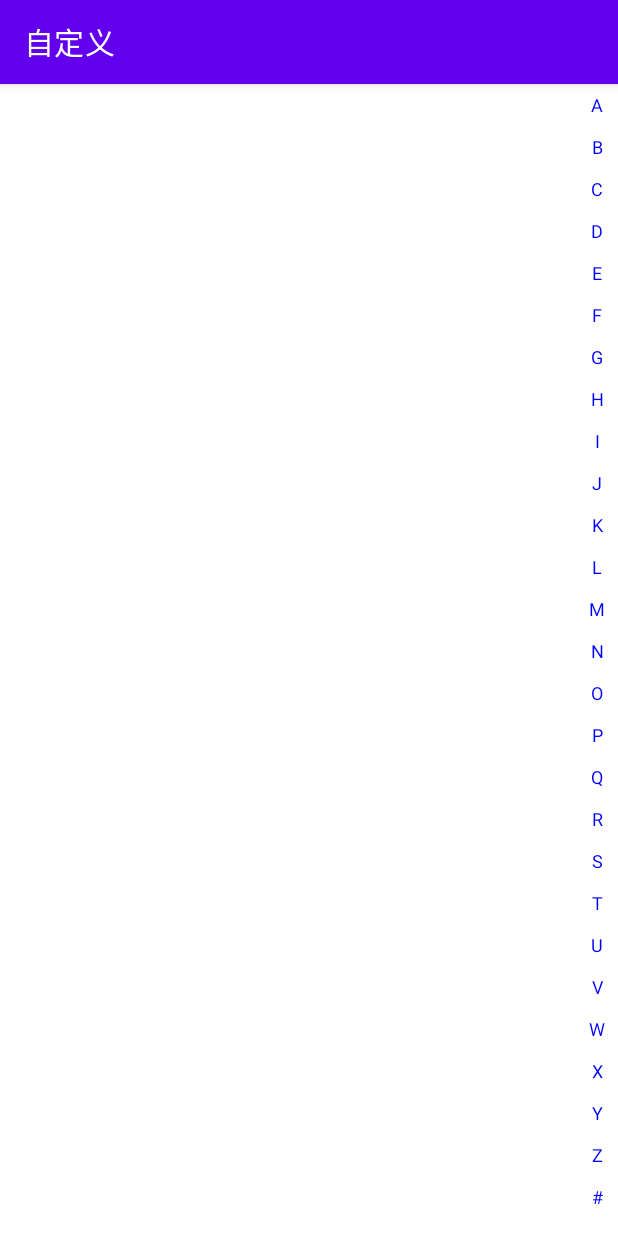
After one commit to jianghu9527/DomeSummary, an Android app: the LetterSideBarActivity screen opened directly, with no data from a screen before it, on a phone screen of 412 x 824 dp. The commit adds this screen. Run offline under Robolectric (Android 15) with nearby library versions, the phone set to English and light mode, and no system bars.

Commit message:
字母表

```diff
--- a/app/src/main/AndroidManifest.xml
+++ b/app/src/main/AndroidManifest.xml
@@ -41,6 +41,7 @@
         <activity android:name=".ui.TinkerActivity" />
         <activity android:name=".ui.StatusColorActivity"/>
         <activity android:name=".ui.RatingBarActivity"/>
+        <activity android:name=".ui.LetterSideBarActivity"/>
 
 <!--        android:configChanges="keyboardHidden|orientation|screenSize|locale"-->
 <!--        android:theme="@android:style/Theme.Translucent"-->
--- /dev/null
+++ b/app/src/main/java/com/cd/ruileda/cc/view/ui/LetterSideBarActivity.java
@@ -0,0 +1,36 @@
+package com.cd.ruileda.cc.view.ui;
+
+import android.os.Bundle;
+import android.view.View;
+import android.widget.TextView;
+
+import androidx.appcompat.app.AppCompatActivity;
+
+import com.cd.ruileda.cc.view.R;
+import com.cd.ruileda.cc.view.widget.LetterSideBar;
+
+public class LetterSideBarActivity extends AppCompatActivity implements LetterSideBar.LetterTouchListener {
+
+    private TextView mLetterTv;
+    private LetterSideBar mLetterSideBar;
+
+    @Override
+    protected void onCreate(Bundle savedInstanceState) {
+        super.onCreate(savedInstanceState);
+        setContentView(R.layout.letter_activity_main);
+        mLetterTv = (TextView) findViewById(R.id.letter_tv);
+        mLetterSideBar = (LetterSideBar) findViewById(R.id.letter_side_bar);
+        mLetterSideBar.setOnLetterTouchListener(this);
+    }
+
+    @Override
+    public void touch(CharSequence letter,boolean isTouch) {
+        if(isTouch) {
+            mLetterTv.setVisibility(View.VISIBLE);
+            mLetterTv.setText(letter);
+        }else{
+            mLetterTv.setVisibility(View.GONE);
+        }
+    }
+
+}
--- a/app/src/main/java/com/cd/ruileda/cc/view/ui/MainActivity.java
+++ b/app/src/main/java/com/cd/ruileda/cc/view/ui/MainActivity.java
@@ -50,7 +50,7 @@ public class MainActivity extends AppCompatActivity {
         mdata.add("状态栏颜色");
         mdata.add("评分控件RatingBar");
         mdata.add("常见多条目菜单筛选");
-
+        mdata.add("字母索引列表");
 
         return mdata;
     }
@@ -86,6 +86,9 @@ public class MainActivity extends AppCompatActivity {
             case "常见多条目菜单筛选":
                 getonitem(ListDataActivity.class);
                 break;
+            case "字母索引列表":
+                getonitem(LetterSideBarActivity.class);
+                break;
         }
 
     }
--- /dev/null
+++ b/app/src/main/java/com/cd/ruileda/cc/view/widget/LetterSideBar.java
@@ -0,0 +1,138 @@
+package com.cd.ruileda.cc.view.widget;
+
+import android.content.Context;
+import android.graphics.Canvas;
+import android.graphics.Color;
+import android.graphics.Paint;
+import android.util.AttributeSet;
+import android.util.TypedValue;
+import android.view.MotionEvent;
+import android.view.View;
+
+/**
+ * Email 240336124@qq.com
+ * Created by Darren on 2017/6/3.
+ * Version 1.0
+ * Description:
+ */
+public class LetterSideBar extends View {
+    private Paint mPaint;
+    // 定义26个字母
+    public static String[] mLetters = {"A", "B", "C", "D", "E", "F", "G", "H", "I",
+            "J", "K", "L", "M", "N", "O", "P", "Q", "R", "S", "T", "U", "V",
+            "W", "X", "Y", "Z", "#"};
+
+    // 当前触摸的位置字母
+    private String mCurrentTouchLetter;
+
+    public LetterSideBar(Context context) {
+        this(context, null);
+    }
+
+    public LetterSideBar(Context context, AttributeSet attrs) {
+        this(context, attrs, 0);
+    }
+
+    public LetterSideBar(Context context, AttributeSet attrs, int defStyleAttr) {
+        super(context, attrs, defStyleAttr);
+        mPaint = new Paint();
+        mPaint.setAntiAlias(true);
+        // 自定义属性，颜色  字体大小
+        mPaint.setTextSize(sp2px(12));// 设置的是像素
+        // 默认颜色
+        mPaint.setColor(Color.BLUE);
+    }
+
+    // sp 转 px
+    private float sp2px(int sp) {
+        return TypedValue.applyDimension(TypedValue.COMPLEX_UNIT_SP,
+                sp, getResources().getDisplayMetrics());
+    }
+
+    @Override
+    protected void onMeasure(int widthMeasureSpec, int heightMeasureSpec) {
+        super.onMeasure(widthMeasureSpec, heightMeasureSpec);
+        // 计算指定宽度 = 左右的padding + 字母的宽度(取决于你的画笔)
+        int textWidth = (int) mPaint.measureText("A");// A字母的宽度
+        int width = getPaddingLeft() + getPaddingRight() + textWidth;
+        // 高度可以直接获取
+        int height = MeasureSpec.getSize(heightMeasureSpec);
+        setMeasuredDimension(width, height);
+    }
+
+    @Override
+    protected void onDraw(Canvas canvas) {
+        // 画26个字母
+
+        int itemHeight = (getHeight() - getPaddingTop() - getPaddingBottom()) / mLetters.length;
+
+        for (int i = 0; i < mLetters.length; i++) {
+            // 知道每个字母的中心位置  1  字母的高度一半   2 字母高度一般+前面字符的高度
+            int letterCenterY = i * itemHeight + itemHeight / 2 + getPaddingTop();
+            // 基线，基于中心位置, 知道中心位置还不会基线，看一下之前的视频
+            Paint.FontMetrics fontMetrics = mPaint.getFontMetrics();
+            int dy = (int) ((fontMetrics.bottom - fontMetrics.top) / 2 - fontMetrics.bottom);
+            int baseLine = letterCenterY + dy;
+            // x 绘制在最中间 = 宽度/2 - 文字/2
+            int textWidth = (int) mPaint.measureText(mLetters[i]);
+            int x = getWidth() / 2 - textWidth / 2;
+
+            // 当前字母 高亮  用两个画笔(最好) 改变颜色
+            if (mLetters[i].equals(mCurrentTouchLetter)) {
+                mPaint.setColor(Color.RED);
+                canvas.drawText(mLetters[i], x, baseLine, mPaint);
+            } else {
+                mPaint.setColor(Color.BLUE);
+                canvas.drawText(mLetters[i], x, baseLine, mPaint);
+            }
+        }
+    }
+
+    @Override
+    public boolean onTouchEvent(MotionEvent event) {
+        switch (event.getAction()) {
+            // case MotionEvent.ACTION_DOWN:
+            case MotionEvent.ACTION_MOVE:
+                // 计算出当前触摸字母  获取当前的位置
+                float currentMoveY = event.getY();
+                // 位置 = currentMoveY / 字母高度 ， 通过位置获取字母  优化？
+                int itemHeight = (getHeight() - getPaddingTop() - getPaddingBottom()) / mLetters.length;
+                int currentPosition = (int) (currentMoveY / itemHeight);
+
+                if (currentPosition < 0)
+                    currentPosition = 0;
+
+                if (currentPosition > mLetters.length - 1)
+                    currentPosition = mLetters.length - 1;
+
+                // 要判断 ？
+
+                mCurrentTouchLetter = mLetters[currentPosition];
+
+                if (mListener != null) {
+                    mListener.touch(mCurrentTouchLetter, true);
+                }
+
+                // 重新绘制
+                invalidate();
+                break;
+            case MotionEvent.ACTION_UP:
+                if (mListener != null) {
+                    mListener.touch(mCurrentTouchLetter, false);
+                }
+                break;
+        }
+        return true;
+    }
+
+    private LetterTouchListener mListener;
+
+    public void setOnLetterTouchListener(LetterTouchListener listener) {
+        this.mListener = listener;
+    }
+
+    // 接口回掉其他View会不会使用？
+    public interface LetterTouchListener {
+        void touch(CharSequence letter, boolean isTouch);
+    }
+}
--- /dev/null
+++ b/app/src/main/res/layout/letter_activity_main.xml
@@ -0,0 +1,24 @@
+<?xml version="1.0" encoding="utf-8"?>
+<RelativeLayout xmlns:android="http://schemas.android.com/apk/res/android"
+    xmlns:tools="http://schemas.android.com/tools"
+    android:layout_width="match_parent"
+    android:layout_height="match_parent"
+             >
+    <TextView
+        android:id="@+id/letter_tv"
+        android:layout_width="wrap_content"
+        android:layout_centerInParent="true"
+        android:text="A"
+        android:visibility="gone"
+        android:textSize="16sp"
+        android:textColor="#FF0000"
+        android:layout_height="wrap_content" />
+
+    <com.cd.ruileda.cc.view.widget.LetterSideBar
+        android:id="@+id/letter_side_bar"
+        android:layout_width="wrap_content"
+        android:layout_alignParentRight="true"
+        android:paddingLeft="10dp"
+        android:paddingRight="10dp"
+        android:layout_height="match_parent" />
+</RelativeLayout>
```
